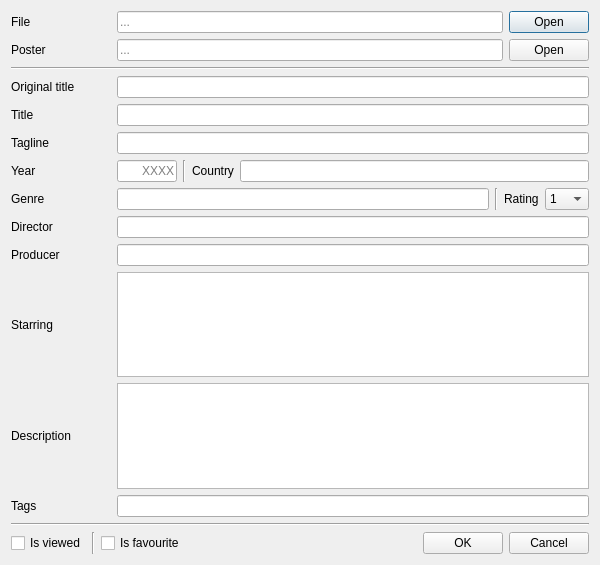
Old version of the form src/addfilmwindow.ui in the repository eugene-melnik/alexandra.
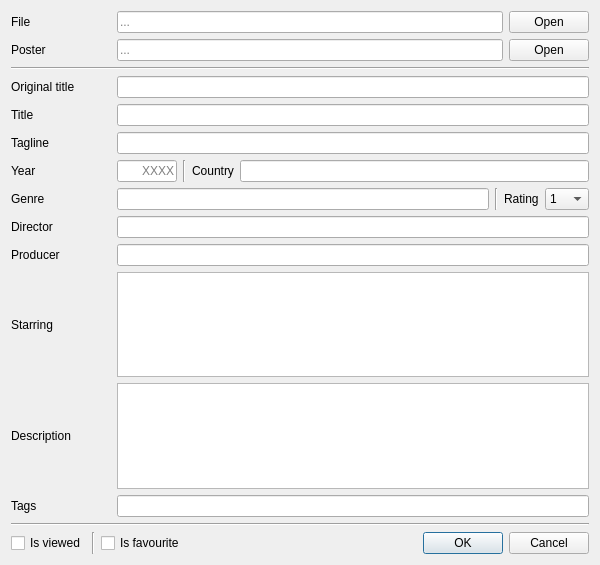
New version of the form. Icons and pictures are not drawn.

The edit to the form file:
```diff
--- a/src/addfilmwindow.ui
+++ b/src/addfilmwindow.ui
@@ -69,9 +69,6 @@
        <property name="text">
         <string>Open</string>
        </property>
-       <property name="default">
-        <bool>true</bool>
-       </property>
       </widget>
      </item>
     </layout>
```
